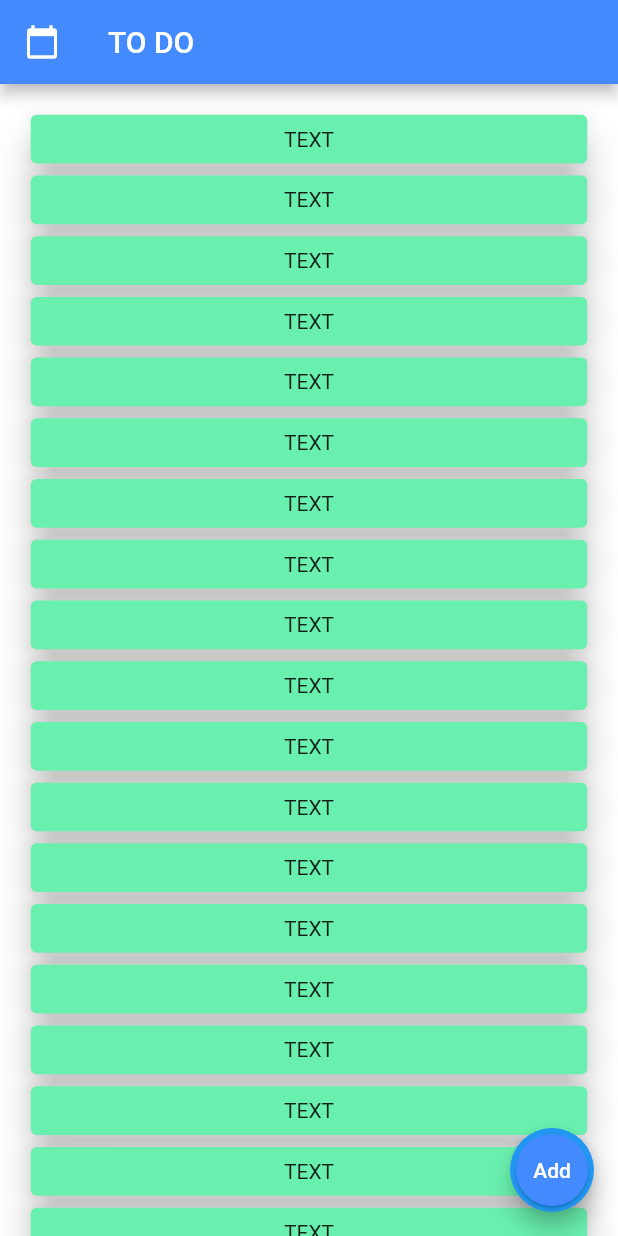
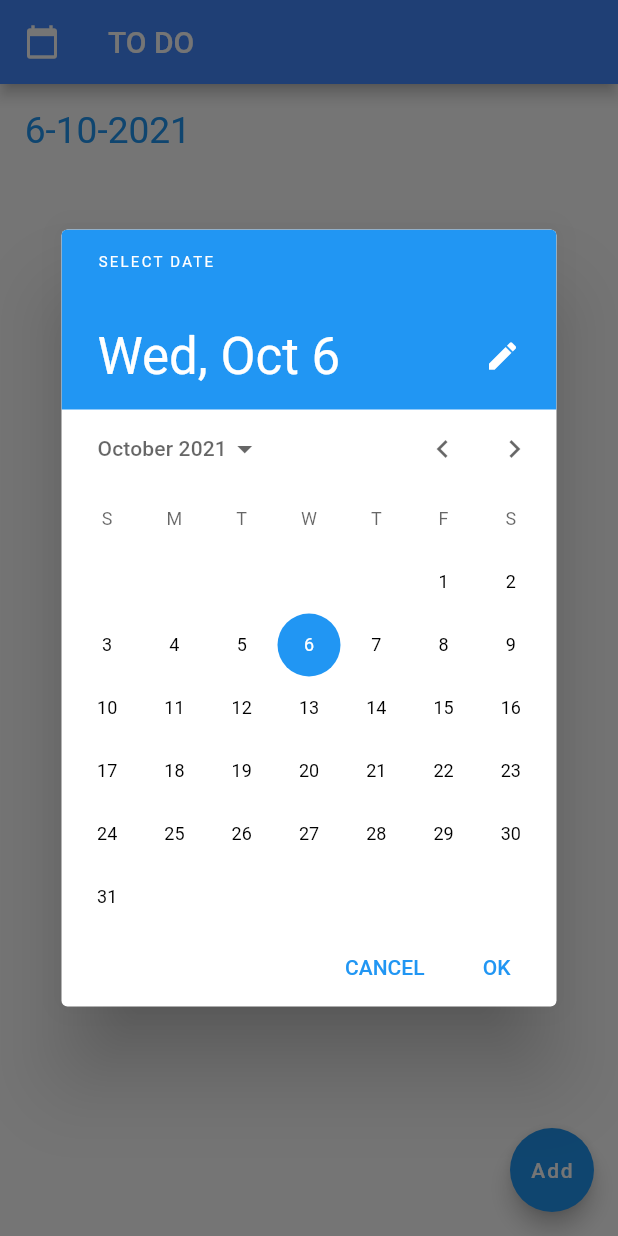
Before and after one commit to marco-ocram/to_do_task1, a Flutter app: the screen it shows after launch, after a tap on the "calendar today" icon, on a phone screen of 412 x 824 dp. Run offline on Flutter 3.47's test engine with Material 2 defaults, Android fonts, the phone set to English and light mode, and no system bars.

Commit message:
Logic working, locally, firebase initialised

```diff
--- a/lib/Screens/homepage.dart
+++ b/lib/Screens/homepage.dart
@@ -1,4 +1,9 @@
+import 'package:flutter/cupertino.dart';
 import 'package:flutter/material.dart';
+import 'package:to_do_task1/constants.dart';
+
+import '../task.dart';
+import '../task_widget.dart';
 
 class HomePage extends StatefulWidget {
   const HomePage({Key key}) : super(key: key);
@@ -8,14 +13,42 @@ class HomePage extends StatefulWidget {
 }
 
 class _HomePageState extends State<HomePage> {
+  //-----Initialized variables for the screen-----------------------------------
+  TextEditingController _taskController = TextEditingController();
+  List<Task> listOfTasks = [];
+  List<Task> listOfCurrentTasks = [];
+  DateTime date;
+  double width;
+  double height;
+
+  getList() {
+    for (Task task in listOfTasks) {
+      if (task.dateTime == date) listOfCurrentTasks.add(task);
+    }
+  }
+
+  //-----SHOW DATE PICKER DIALOG------------------------------------------------
+  _datePicker() async {
+    await showDatePicker(
+            context: context,
+            initialDate: date,
+            firstDate: DateTime(2001),
+            lastDate: DateTime(2022))
+        .then((value) {
+      try {
+        date = value;
+      } catch (e) {
+        date = DateTime.now();
+      }
+      setState(() {});
+    });
+  }
+
   @override
   void initState() {
-    // TODO: implement initState
+    date = DateTime.now();
     super.initState();
   }
-
-  double width;
-  double height;
 
   @override
   Widget build(BuildContext context) {
@@ -23,6 +56,8 @@ class _HomePageState extends State<HomePage> {
     height = MediaQuery.of(context).size.height / 100;
     return Scaffold(
       backgroundColor: Colors.white,
+
+      //-----------------------
       appBar: AppBar(
         title: Text(
           'TO DO',
@@ -32,51 +67,84 @@ class _HomePageState extends State<HomePage> {
               Icons.calendar_today,
               color: Colors.white,
             ),
-          onPressed: () {},
-        ),
+            onPressed: () => _datePicker()),
         backgroundColor: Colors.blueAccent,
       ),
+      //-----------------------
+
       floatingActionButton: FloatingActionButton(
-        onPressed: () {},
-        child: Card(
-          color: Colors.blueAccent,
-          shape: CircleBorder(),
-          child: TextButton(
-              onPressed: () {},
+        onPressed: addTask,
         child: Text(
           "Add",
           style: TextStyle(color: Colors.white),
-              )),
         ),
       ),
+      //------------------------------------------------------------------------
+
       body: SingleChildScrollView(
         physics: BouncingScrollPhysics(),
-        child: Container(
+        child: Padding(
             padding: EdgeInsets.symmetric(
                 horizontal: width * 4, vertical: height * 2),
             child: Column(
-              children: List.generate(25, (index) => taskWidget()),
+              children: [
+                Text(
+                  formatDate(date),
+                  style: TextStyle(color: Colors.blue, fontSize: height * 3),
+                ),
+                listOfWidgets(),
+              ],
             )),
       ),
     );
   }
 
-  Widget taskWidget() {
-    return InkWell(
-      child: Card(
-        elevation: 10,
-        color: Colors.greenAccent,
-        child: Padding(
-          padding:
-              EdgeInsets.symmetric(horizontal: width * 2, vertical: height),
-          child: Container(
-              width: double.maxFinite,
-              child: Text(
-                'TEXT',
-                textAlign: TextAlign.center,
-              )),
-        ),
-      ),
+  Column listOfWidgets() {
+    getList();
+    return Column(
+      children: List.generate(
+          listOfTasks.length,
+          (index) => InkWell(
+              onTap: () {
+                setState(() {
+                  listOfTasks[index].isComplete =
+                      !listOfTasks[index].isComplete;
+                });
+              },
+              child: taskWidget(listOfTasks[index], height, width))),
     );
   }
+
+  void addTask() async {
+    await showDialog(
+        context: context,
+        builder: (BuildContext context) => CupertinoAlertDialog(
+              title: Text(
+                formatDate(date),
+                style:
+                    TextStyle(color: Colors.blueAccent, fontSize: height * 3),
+              ),
+              content: CupertinoTextField(
+                maxLines: 2,
+                controller: _taskController,
+                cursorColor: Colors.black,
+              ),
+              actions: [
+                CupertinoDialogAction(
+                  child: Text("Add task"),
+                  onPressed: () {
+                    Task currentTask = Task(_taskController.text, false, date);
+                    setState(() {
+                      print(listOfTasks);
+                      listOfTasks.add(currentTask);
+                      _taskController.clear();
+                      getList();
+                    });
+
+                    Navigator.pop(context);
+                  },
+                )
+              ],
+            ));
   }
+}
--- /dev/null
+++ b/lib/constants.dart
@@ -0,0 +1,6 @@
+import 'package:flutter/material.dart';
+
+String formatDate(DateTime date) {
+  String formattedDate = "${date.day}-${date.month}-${date.year}";
+  return formattedDate;
+}
--- a/lib/task.dart
+++ b/lib/task.dart
@@ -1,9 +1,9 @@
 import 'package:flutter/material.dart';
 
 class Task {
-  final String task;
-  final bool isComplete;
-  final DateTime dateTime;
+  String task;
+  bool isComplete;
+  DateTime dateTime;
 
-  Task({this.task, this.isComplete, this.dateTime});
+  Task(this.task, this.isComplete, this.dateTime);
 }
--- a/pubspec.yaml
+++ b/pubspec.yaml
@@ -28,7 +28,7 @@ dependencies:
   # The following adds the Cupertino Icons font to your application.
   # Use with the CupertinoIcons class for iOS style icons.
   cupertino_icons: ^1.0.2
-
+  firebase: ^9.0.2
 dev_dependencies:
   flutter_test:
     sdk: flutter
```
Also changed, not shown: lib/task_widget.dart (added, +21 -0 lines), pubspec.lock, 3 other files. Lines whose indentation alone changed are shown as unchanged.
